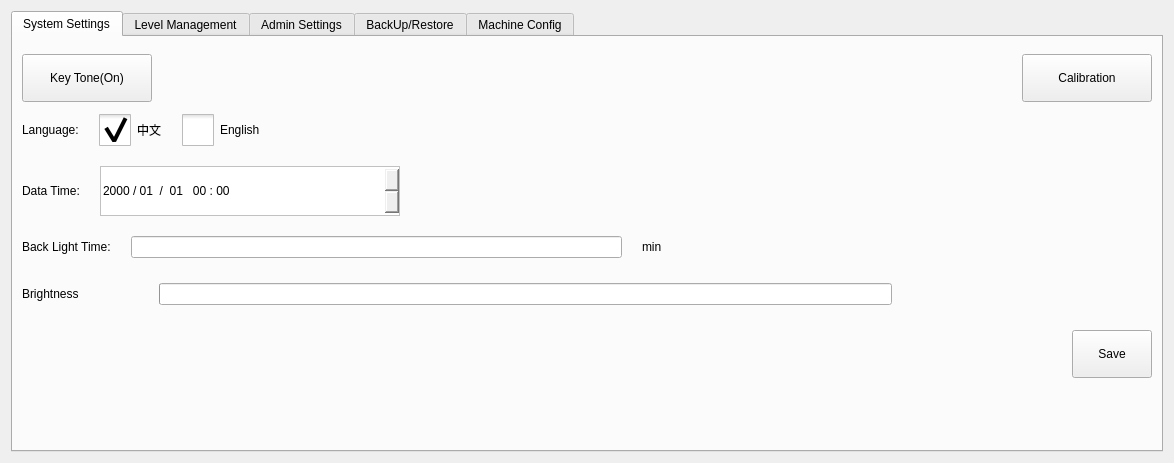
Above: hcsettings/ichcsystemsettingsframe.ui from GaussCheng/2-5AxisPunch before the change. Below: the same form after it.
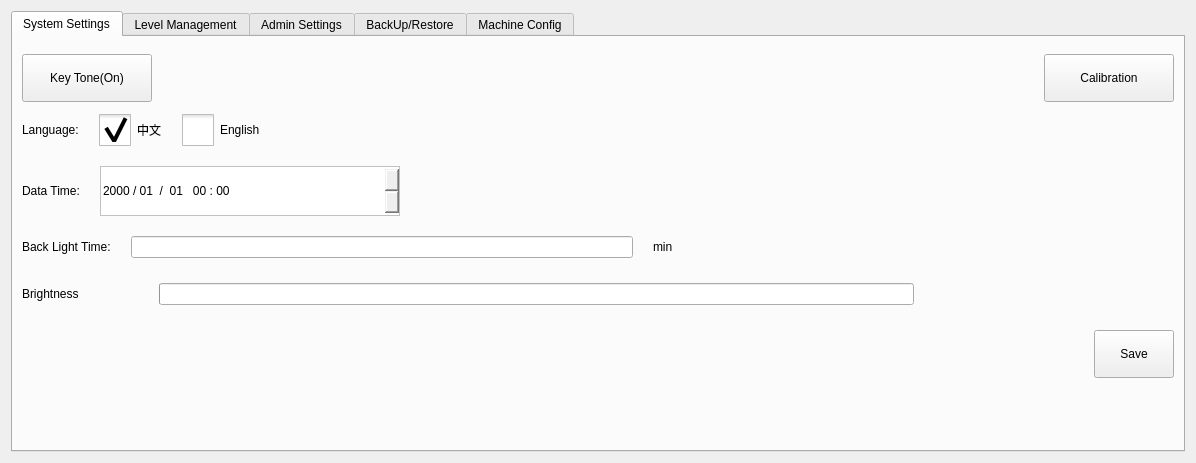
That is the form after the change. Icons and pictures are not drawn. Custom widgets are drawn as their Qt base class.

The edit to the form file:
```diff
--- a/hcsettings/ichcsystemsettingsframe.ui
+++ b/hcsettings/ichcsystemsettingsframe.ui
@@ -6,13 +6,21 @@
    <rect>
     <x>0</x>
     <y>0</y>
-    <width>1164</width>
+    <width>1196</width>
     <height>463</height>
    </rect>
   </property>
   <property name="windowTitle">
    <string>Frame</string>
   </property>
+  <property name="styleSheet">
+   <string notr="true">QMessageBox QAbstractButton
+{
+    min-width: 90px;
+	min-height:30px;
+}
+</string>
+  </property>
   <property name="frameShape">
    <enum>QFrame::NoFrame</enum>
   </property>
```
